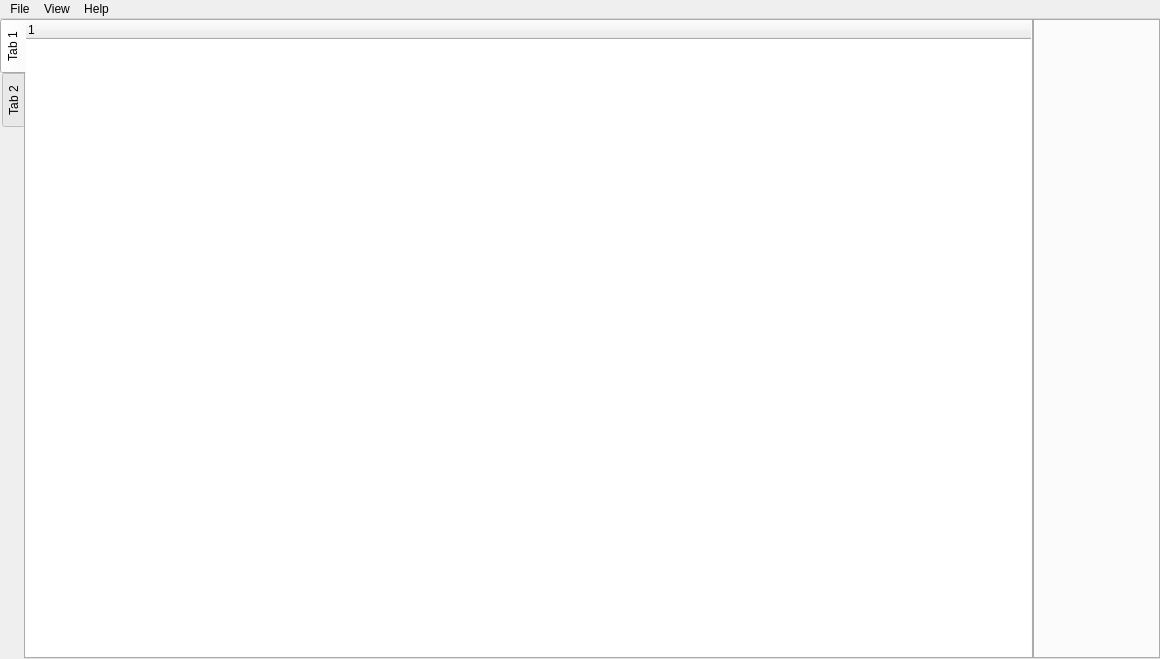
This is Source/IrbisCave/UI/MainWindow.ui in krre/normalizer as Qt 5 draws it before an edit. The edited form follows.
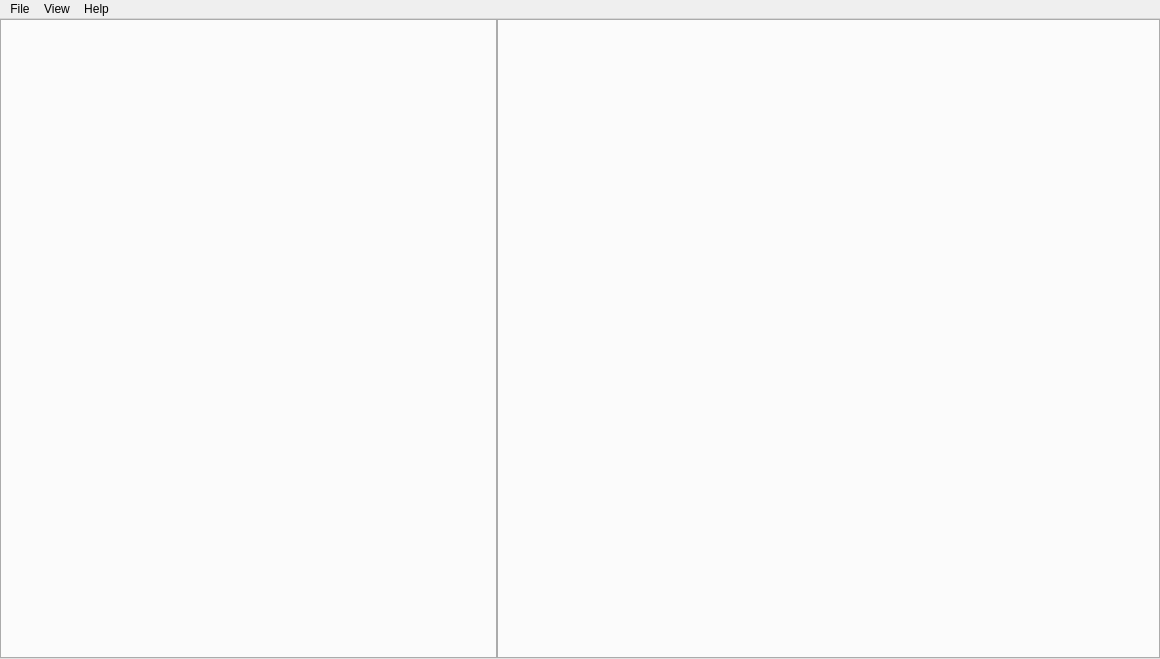
This is the edited form.

Commit message: Show file system in tree view

```diff
--- a/Source/IrbisCave/UI/MainWindow.ui
+++ b/Source/IrbisCave/UI/MainWindow.ui
@@ -45,62 +45,6 @@
        <property name="tabPosition">
         <enum>QTabWidget::West</enum>
        </property>
-       <property name="currentIndex">
-        <number>0</number>
-       </property>
-       <widget class="QWidget" name="tab">
-        <attribute name="title">
-         <string>Tab 1</string>
-        </attribute>
-        <layout class="QVBoxLayout" name="verticalLayout_2">
-         <property name="leftMargin">
-          <number>0</number>
-         </property>
-         <property name="topMargin">
-          <number>0</number>
-         </property>
-         <property name="rightMargin">
-          <number>0</number>
-         </property>
-         <property name="bottomMargin">
-          <number>0</number>
-         </property>
-         <item>
-          <widget class="QTreeWidget" name="treeWidget">
-           <property name="frameShape">
-            <enum>QFrame::NoFrame</enum>
-           </property>
-           <property name="lineWidth">
-            <number>0</number>
-           </property>
-           <column>
-            <property name="text">
-             <string notr="true">1</string>
-            </property>
-           </column>
-          </widget>
-         </item>
-        </layout>
-       </widget>
-       <widget class="QWidget" name="tab_2">
-        <attribute name="title">
-         <string>Tab 2</string>
-        </attribute>
-        <layout class="QVBoxLayout" name="verticalLayout_3">
-         <property name="leftMargin">
-          <number>0</number>
-         </property>
-         <property name="topMargin">
-          <number>0</number>
-         </property>
-         <property name="rightMargin">
-          <number>0</number>
-         </property>
-         <property name="bottomMargin">
-          <number>0</number>
-         </property>
-        </layout>
-       </widget>
       </widget>
       <widget class="QTabWidget" name="tabWidget_editor">
        <property name="tabsClosable">
```
The commit also changes 2 other files.
